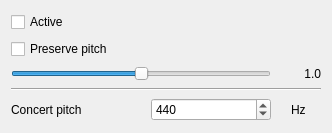
Qt form src/GUI/Plugins/Speed/GUI_Speed.ui (return42/sayonara) before a commit.
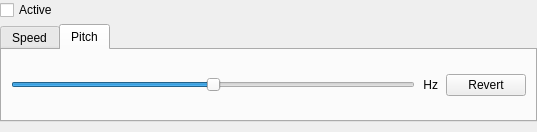
The same form after that commit. The open tabs and pages were chosen to show the change. Custom widgets are drawn as their Qt base class.

What changed in the file:
```diff
--- a/src/GUI/Plugins/Speed/GUI_Speed.ui
+++ b/src/GUI/Plugins/Speed/GUI_Speed.ui
@@ -6,62 +6,53 @@
    <rect>
     <x>0</x>
     <y>0</y>
-    <width>332</width>
-    <height>133</height>
+    <width>537</width>
+    <height>132</height>
    </rect>
   </property>
   <layout class="QGridLayout" name="grid_layout">
+   <property name="leftMargin">
+    <number>0</number>
+   </property>
+   <property name="topMargin">
+    <number>0</number>
+   </property>
+   <property name="rightMargin">
+    <number>0</number>
+   </property>
+   <property name="bottomMargin">
+    <number>10</number>
+   </property>
    <property name="horizontalSpacing">
-    <number>20</number>
+    <number>10</number>
    </property>
-   <item row="4" column="1">
-    <widget class="QSpinBox" name="sb_concert_pitch">
-     <property name="minimum">
-      <number>400</number>
-     </property>
-     <property name="maximum">
-      <number>480</number>
-     </property>
-     <property name="value">
-      <number>440</number>
-     </property>
-    </widget>
-   </item>
+   <property name="verticalSpacing">
+    <number>4</number>
+   </property>
    <item row="4" column="0">
-    <widget class="QLabel" name="lab_concert_pitch">
-     <property name="text">
-      <string>Concert pitch</string>
+    <widget class="QTabWidget" name="tabWidget">
+     <property name="sizePolicy">
+      <sizepolicy hsizetype="Expanding" vsizetype="Preferred">
+       <horstretch>0</horstretch>
+       <verstretch>0</verstretch>
+      </sizepolicy>
      </property>
-    </widget>
-   </item>
-   <item row="4" column="2">
-    <widget class="QLabel" name="label">
-     <property name="text">
-      <string>Hz</string>
+     <property name="currentIndex">
+      <number>0</number>
      </property>
-    </widget>
-   </item>
-   <item row="3" column="0" colspan="3">
-    <widget class="Line" name="line">
-     <property name="orientation">
-      <enum>Qt::Horizontal</enum>
-     </property>
-    </widget>
-   </item>
-   <item row="2" column="2">
+     <widget class="QWidget" name="tab">
+      <attribute name="title">
+       <string>Speed</string>
+      </attribute>
+      <layout class="QGridLayout" name="gridLayout">
+       <property name="horizontalSpacing">
+        <number>8</number>
+       </property>
+       <property name="verticalSpacing">
+        <number>3</number>
+       </property>
+       <item row="1" column="1">
     <widget class="QLabel" name="lab_speed">
-     <property name="minimumSize">
-      <size>
-       <width>30</width>
-       <height>0</height>
-      </size>
-     </property>
-     <property name="maximumSize">
-      <size>
-       <width>30</width>
-       <height>16777215</height>
-      </size>
-     </property>
      <property name="text">
       <string>1.0</string>
      </property>
@@ -70,7 +61,14 @@
      </property>
     </widget>
    </item>
-   <item row="2" column="0" colspan="2">
+       <item row="1" column="2">
+        <widget class="QPushButton" name="btn_revert_speed">
+         <property name="text">
+          <string>Revert</string>
+         </property>
+        </widget>
+       </item>
+       <item row="1" column="0">
     <widget class="SayonaraSlider" name="sli_speed">
      <property name="minimum">
       <number>50</number>
@@ -92,14 +90,70 @@
      </property>
     </widget>
    </item>
-   <item row="1" column="0" colspan="2">
+       <item row="0" column="0">
     <widget class="QCheckBox" name="cb_preserve_pitch">
      <property name="text">
       <string>Preserve pitch</string>
      </property>
     </widget>
    </item>
-   <item row="0" column="0" colspan="2">
+      </layout>
+     </widget>
+     <widget class="QWidget" name="tab_2">
+      <attribute name="title">
+       <string>Pitch</string>
+      </attribute>
+      <layout class="QGridLayout" name="gridLayout_2">
+       <property name="horizontalSpacing">
+        <number>8</number>
+       </property>
+       <item row="0" column="0">
+        <widget class="SayonaraSlider" name="sli_pitch">
+         <property name="minimum">
+          <number>4000</number>
+         </property>
+         <property name="maximum">
+          <number>4800</number>
+         </property>
+         <property name="singleStep">
+          <number>1</number>
+         </property>
+         <property name="pageStep">
+          <number>10</number>
+         </property>
+         <property name="value">
+          <number>4400</number>
+         </property>
+         <property name="tracking">
+          <bool>true</bool>
+         </property>
+         <property name="orientation">
+          <enum>Qt::Horizontal</enum>
+         </property>
+        </widget>
+       </item>
+       <item row="0" column="1">
+        <widget class="QLabel" name="lab_pitch">
+         <property name="text">
+          <string notr="true">Hz</string>
+         </property>
+         <property name="alignment">
+          <set>Qt::AlignRight|Qt::AlignTrailing|Qt::AlignVCenter</set>
+         </property>
+        </widget>
+       </item>
+       <item row="0" column="2">
+        <widget class="QPushButton" name="btn_revert_pitch">
+         <property name="text">
+          <string>Revert</string>
+         </property>
+        </widget>
+       </item>
+      </layout>
+     </widget>
+    </widget>
+   </item>
+   <item row="0" column="0">
     <widget class="QCheckBox" name="cb_active">
      <property name="text">
       <string>Active</string>
```
Left out of the diff: 22 changed lines with no effect on the pictures. Lines whose indentation alone changed are shown as unchanged.
